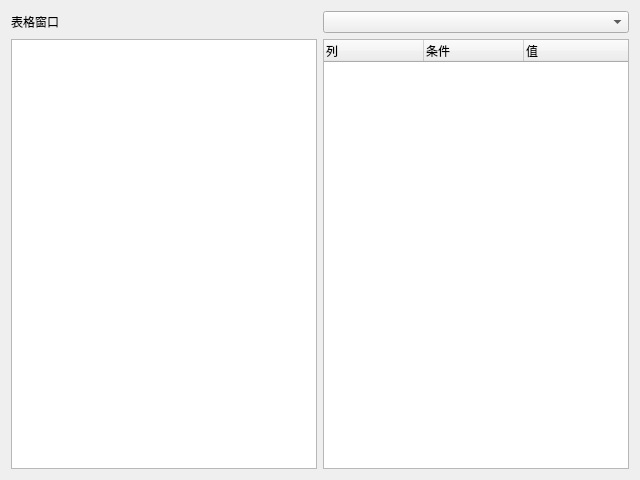
Before: the Qt Designer form ui/table_filter.ui in fj11/backtesters, drawn with Qt 5.
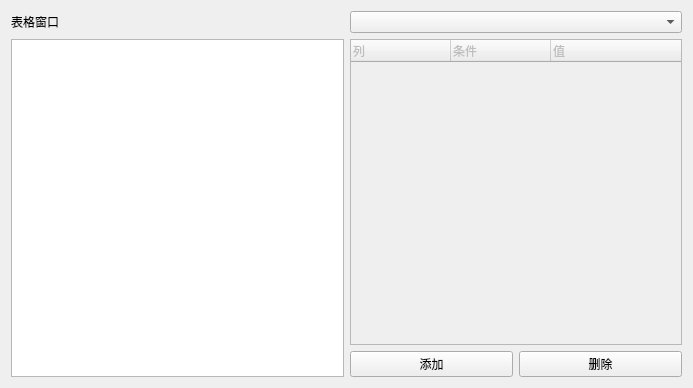
After: the same form once the commit is applied.

```diff
--- a/ui/table_filter.ui
+++ b/ui/table_filter.ui
@@ -6,14 +6,14 @@
    <rect>
     <x>0</x>
     <y>0</y>
-    <width>640</width>
-    <height>480</height>
+    <width>693</width>
+    <height>388</height>
    </rect>
   </property>
   <property name="windowTitle">
    <string>Form</string>
   </property>
-  <layout class="QVBoxLayout" name="verticalLayout">
+  <layout class="QVBoxLayout" name="verticalLayout_2">
    <item>
     <layout class="QHBoxLayout" name="horizontalLayout_2">
      <item>
@@ -29,12 +29,24 @@
     </layout>
    </item>
    <item>
-    <layout class="QHBoxLayout" name="horizontalLayout">
+    <layout class="QHBoxLayout" name="horizontalLayout_3">
      <item>
-      <widget class="QListWidget" name="display_list"/>
+      <widget class="QListWidget" name="display_list">
+       <property name="selectionMode">
+        <enum>QAbstractItemView::MultiSelection</enum>
+       </property>
+      </widget>
      </item>
+     <item>
+      <layout class="QVBoxLayout" name="verticalLayout">
      <item>
       <widget class="QTreeWidget" name="filter_tree">
+         <property name="enabled">
+          <bool>false</bool>
+         </property>
+         <attribute name="headerVisible">
+          <bool>true</bool>
+         </attribute>
        <column>
         <property name="text">
          <string>列</string>
@@ -51,6 +63,26 @@
         </property>
        </column>
       </widget>
+       </item>
+       <item>
+        <layout class="QHBoxLayout" name="horizontalLayout">
+         <item>
+          <widget class="QPushButton" name="add_filter">
+           <property name="text">
+            <string>添加</string>
+           </property>
+          </widget>
+         </item>
+         <item>
+          <widget class="QPushButton" name="delete_filter">
+           <property name="text">
+            <string>删除</string>
+           </property>
+          </widget>
+         </item>
+        </layout>
+       </item>
+      </layout>
      </item>
     </layout>
    </item>
```
Lines whose indentation alone changed are shown as unchanged.
